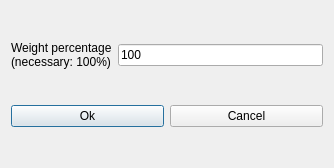
First picture: the form in fet/src/interface/modifyconstraintbasiccompulsoryspaceform_template.ui, repository vonmecheln/fet, before the edit.
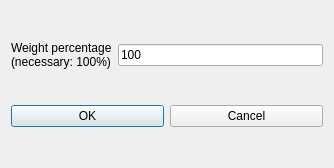
Second picture: the form after the edit.

```diff
--- a/fet/src/interface/modifyconstraintbasiccompulsoryspaceform_template.ui
+++ b/fet/src/interface/modifyconstraintbasiccompulsoryspaceform_template.ui
@@ -47,7 +47,7 @@
      <item>
       <widget class="QPushButton" name="okPushButton">
        <property name="text">
-        <string>Ok</string>
+        <string>OK</string>
        </property>
       </widget>
      </item>
```
